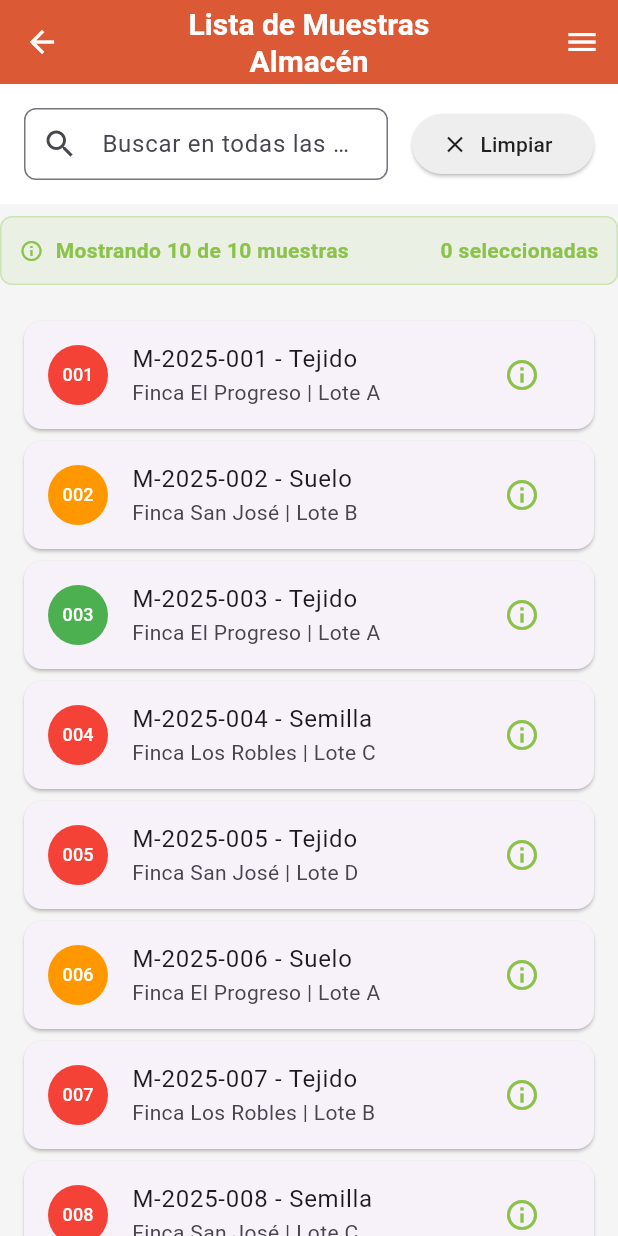
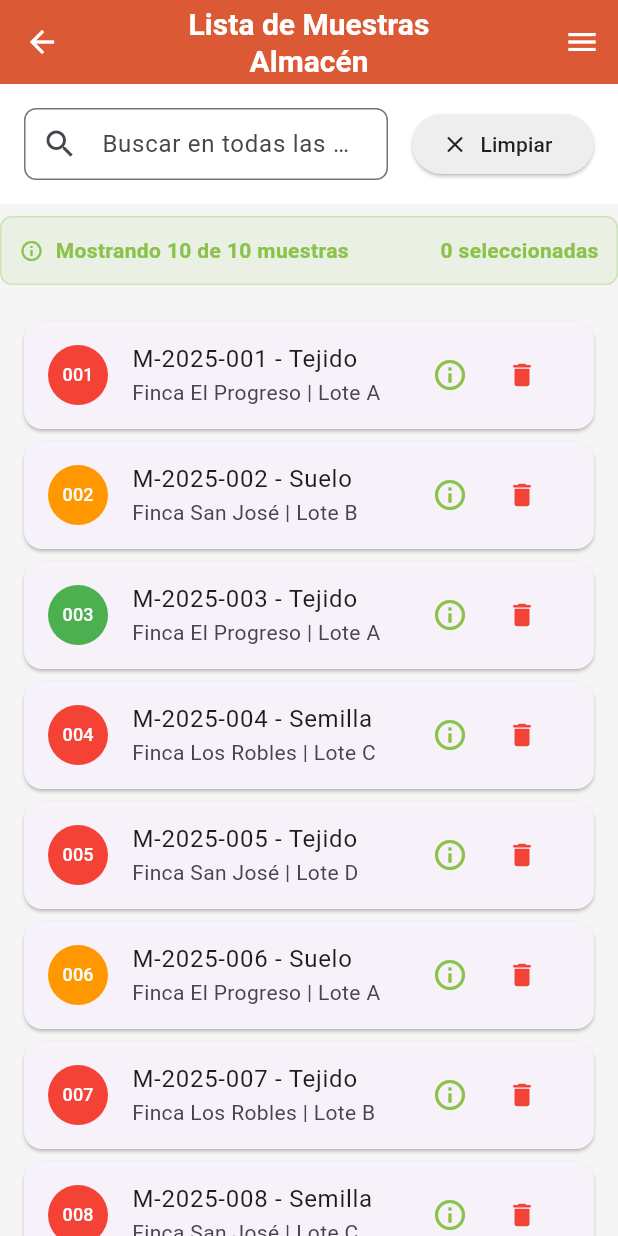
Before and after one commit to AllanJC222/Resultados-Agrocibi, a Flutter app: the ListaAlmacenView screen opened by its route, on a phone screen of 412 x 824 dp. Run offline on Flutter 3.47's test engine with Material 3 defaults, Android fonts, the phone set to English and light mode, and no system bars.

Commit message:
icono de eliminar en alamcen muestras

```diff
--- a/lib/almacen-envio/almacen_muestras.dart
+++ b/lib/almacen-envio/almacen_muestras.dart
@@ -221,9 +221,25 @@ class _ListaAlmacenViewState extends State<ListaAlmacenView> {
       ),
       title: Text('${muestra['codigo']} - ${muestra['tipo']}'),
       subtitle: Text('${muestra['finca']} | ${muestra['lote']}'),
-        trailing: IconButton(
+
+      // 🎯 AQUÍ ESTÁ EL CAMBIO - trailing ahora es una Row con 2 botones
+      trailing: Row(
+        mainAxisSize: MainAxisSize.min, // ← IMPORTANTE: que solo ocupe lo necesario
+        children: [
+          // Botón de info (el que ya tenías)
+          IconButton(
             icon: Icon(Icons.info_outline, color: accentColor),
             onPressed: () => _verDetalles(muestra),
+            tooltip: 'Ver detalles',
+          ),
+
+          // Botón de eliminar (nuevo)
+          IconButton(
+            icon: const Icon(Icons.delete, color: Colors.red, size: 20),
+            onPressed: () => _verDetalles(muestra), // ← llamamos el popup
+            tooltip: 'Eliminar muestra',
+          ),
+        ],
       ),
     ),
   );
--- a/lib/main.dart
+++ b/lib/main.dart
@@ -225,8 +225,8 @@ class _MyHomePageState extends State<MyHomePage> {
     );
   }
 
-  /// Construye una tabla de variantes con checkboxes para presencia/ausencia
-  /// Parámetros: título, lista de variantes, color de tema
+  // Construye una tabla de variantes con checkboxes para presencia/ausencia
+  // Parámetros: título, lista de variantes, color de tema
   Widget _buildVariantTable({
     required String title,
     required List<Map<String, dynamic>> variants,
```
Also changed, not shown: lib/almacen-envio/wingest_almacen.dart (+0 -61 lines). Lines whose indentation alone changed are shown as unchanged.
